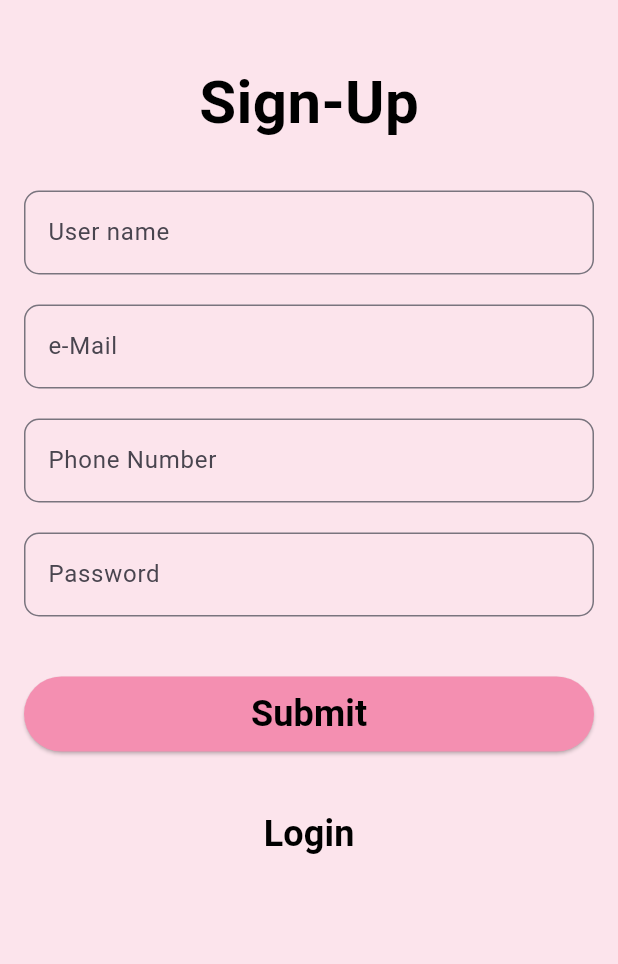
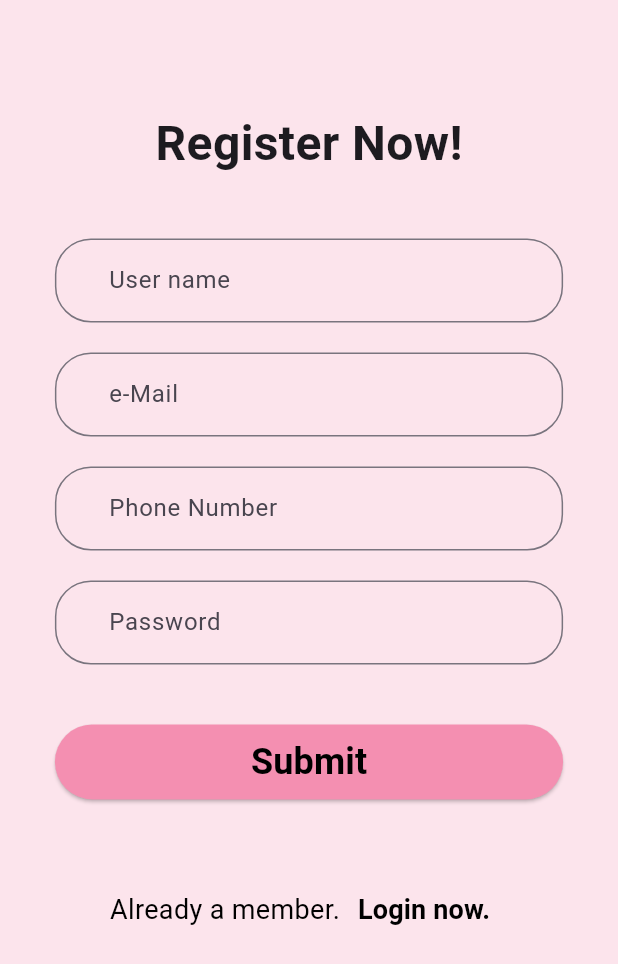
Before and after one commit to AdityaJandu/FinTrack, a Flutter app: the RegisterScreen screen opened directly, on a phone screen of 412 x 824 dp. Shown: the top 964 px of the screen. Run offline on Flutter 3.47's test engine with Material 3 defaults, Android fonts, the phone set to English and light mode, and no system bars; our stand-ins replace cloud_firestore, firebase_auth, firebase_core, font_awesome_flutter, salomon_bottom_bar; accounts and stored records are empty.

Commit message:
Few fundamental changes.

```diff
--- /dev/null
+++ b/lib/components/my_text_form_field.dart
@@ -0,0 +1,39 @@
+import 'package:fin_track/main.dart';
+import 'package:flutter/material.dart';
+
+class MyTextFormField extends StatelessWidget {
+  const MyTextFormField(
+      {super.key,
+      required this.controller,
+      required this.validator,
+      required this.description,
+      required this.obscureText});
+  final TextEditingController controller;
+  final String? Function(String?)? validator;
+  final String description;
+  final bool obscureText;
+
+  @override
+  Widget build(BuildContext context) {
+    return Padding(
+      padding: EdgeInsets.symmetric(
+        horizontal: mq.width * .05,
+      ),
+      child: TextFormField(
+        controller: controller,
+        keyboardType: TextInputType.emailAddress,
+        decoration: InputDecoration(
+          label: Padding(
+            padding: const EdgeInsets.only(left: 20.0),
+            child: Text(description),
+          ),
+          border: OutlineInputBorder(
+            borderRadius: BorderRadius.circular(24),
+          ),
+        ),
+        obscureText: obscureText,
+        validator: validator,
+      ),
+    );
+  }
+}
--- a/lib/screens/challenge_screen.dart
+++ b/lib/screens/challenge_screen.dart
@@ -292,6 +292,7 @@ class _ChallengeScreenState extends State<ChallengeScreen> {
               Expanded(
                 child: ListView.builder(
                   padding: const EdgeInsets.only(bottom: 90),
+                  physics: const NeverScrollableScrollPhysics(),
                   itemCount: challenges.length,
                   itemBuilder: (context, index) {
                     final challenge = challenges[index];
--- a/lib/screens/register_screen.dart
+++ b/lib/screens/register_screen.dart
@@ -1,6 +1,7 @@
 // ignore_for_file: use_build_context_synchronously
 
 import 'package:cloud_firestore/cloud_firestore.dart';
+import 'package:fin_track/components/my_text_form_field.dart';
 import 'package:fin_track/main.dart';
 import 'package:fin_track/models/users.dart';
 import 'package:fin_track/screens/login_screen.dart';
@@ -81,10 +82,6 @@ class _RegisterScreenState extends State<RegisterScreen> {
       } finally {
         setState(() {
           isLoading = false;
-          _nameController.clear();
-          _emailController.clear();
-          _phoneNumberController.clear();
-          _passwordController.clear();
           Navigator.pushReplacement(
             context,
             MaterialPageRoute(
@@ -114,62 +111,50 @@ class _RegisterScreenState extends State<RegisterScreen> {
               autovalidateMode: AutovalidateMode.onUserInteraction,
               child: Column(
                 children: [
+                  SizedBox(
+                    height: mq.height * .04,
+                  ),
                   const Text(
-                    "Sign-Up",
+                    "Register Now!",
                     style: TextStyle(
-                      fontSize: 40,
-                      fontWeight: FontWeight.bold,
-                      color: Colors.black,
+                      fontSize: 32,
+                      fontWeight: FontWeight.w700,
                     ),
                   ),
-                  const SizedBox(height: 30),
-                  TextFormField(
+                  const SizedBox(height: 40),
+                  MyTextFormField(
                     controller: _nameController,
-                    decoration: InputDecoration(
-                      label: const Text("User name"),
-                      border: OutlineInputBorder(
-                        borderRadius: BorderRadius.circular(10),
-                      ),
-                    ),
                     validator: appValidator.validateUserName,
+                    description: 'User name',
+                    obscureText: false,
                   ),
                   const SizedBox(height: 20),
-                  TextFormField(
+                  MyTextFormField(
                     controller: _emailController,
-                    keyboardType: TextInputType.emailAddress,
-                    decoration: InputDecoration(
-                      label: const Text("e-Mail"),
-                      border: OutlineInputBorder(
-                        borderRadius: BorderRadius.circular(10),
-                      ),
-                    ),
+                    description: 'e-Mail',
                     validator: appValidator.validateEmail,
+                    obscureText: false,
                   ),
                   const SizedBox(height: 20),
-                  TextFormField(
+                  MyTextFormField(
                     controller: _phoneNumberController,
-                    keyboardType: TextInputType.phone,
-                    decoration: InputDecoration(
-                      label: const Text("Phone Number"),
-                      border: OutlineInputBorder(
-                        borderRadius: BorderRadius.circular(10),
-                      ),
-                    ),
+                    description: 'Phone Number',
                     validator: appValidator.validatePhoneNumber,
+                    obscureText: false,
                   ),
                   const SizedBox(height: 20),
-                  TextFormField(
+                  MyTextFormField(
                     controller: _passwordController,
-                    decoration: InputDecoration(
-                      label: const Text("Password"),
-                      border: OutlineInputBorder(
-                        borderRadius: BorderRadius.circular(10),
-                      ),
-                    ),
+                    description: 'Password',
                     validator: appValidator.validatePassword,
+                    obscureText: true,
                   ),
                   const SizedBox(height: 40),
-                  SizedBox(
+                  Padding(
+                    padding: EdgeInsets.symmetric(
+                      horizontal: mq.width * .05,
+                    ),
+                    child: SizedBox(
                       height: 50,
                       width: mq.width,
                       child: ElevatedButton(
@@ -189,7 +174,15 @@ class _RegisterScreenState extends State<RegisterScreen> {
                               ),
                       ),
                     ),
-                  const SizedBox(height: 30),
+                  ),
+                  const SizedBox(height: 50),
+                  Row(
+                    mainAxisAlignment: MainAxisAlignment.center,
+                    children: [
+                      const Text(
+                        "Already a member.",
+                        style: TextStyle(fontSize: 18, color: Colors.black),
+                      ),
                       TextButton(
                         onPressed: () {
                           Navigator.pushReplacement(
@@ -200,14 +193,15 @@ class _RegisterScreenState extends State<RegisterScreen> {
                           );
                         },
                         child: const Text(
-                      "Login",
+                          "Login now.",
                           style: TextStyle(
-                        fontSize: 24,
+                              fontSize: 18,
                               fontWeight: FontWeight.bold,
-                        color: Colors.black,
+                              color: Colors.black),
                         ),
                       ),
-                  )
+                    ],
+                  ),
                 ],
               ),
             ),
```
Also changed, not shown: lib/screens/login_screen.dart (+47 -29 lines). Lines whose indentation alone changed are shown as unchanged.
